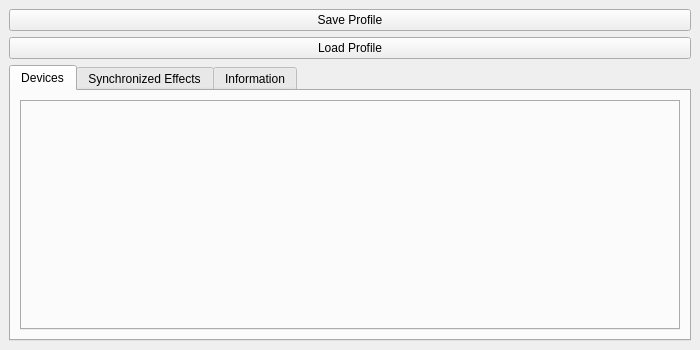
Above: qt/OpenRGBDialog2.ui from CalcProgrammer1/OpenRGB before the change. Below: the same form after it.
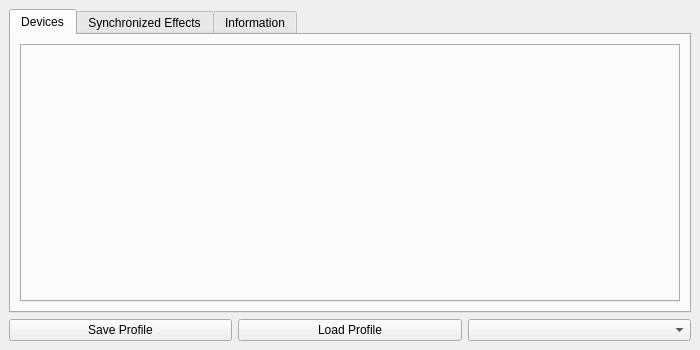
That is the form after the change.

Commit message: Add dialog to name profile.  Save all controllers to a single file.  Add a file header with version number and use extension .orp for OpenRgb Profile

Patch:
```diff
--- a/qt/OpenRGBDialog2.ui
+++ b/qt/OpenRGBDialog2.ui
@@ -15,14 +15,24 @@
   </property>
   <widget class="QWidget" name="centralWidget">
    <layout class="QGridLayout" name="gridLayout">
-    <item row="0" column="0">
+    <item row="3" column="1">
+     <widget class="QPushButton" name="ButtonLoadProfile">
+      <property name="text">
+       <string>Load Profile</string>
+      </property>
+     </widget>
+    </item>
+    <item row="3" column="0">
      <widget class="QPushButton" name="ButtonSaveProfile">
       <property name="text">
        <string>Save Profile</string>
       </property>
      </widget>
     </item>
-    <item row="2" column="0">
+    <item row="3" column="2">
+     <widget class="QComboBox" name="comboBox"/>
+    </item>
+    <item row="2" column="0" colspan="3">
      <widget class="QTabWidget" name="MainTabBar">
       <property name="tabShape">
        <enum>QTabWidget::Rounded</enum>
@@ -41,7 +51,7 @@
         <string>Devices</string>
        </attribute>
        <layout class="QGridLayout" name="gridLayout_3">
-        <item row="0" column="0">
+        <item row="1" column="0">
          <widget class="QTabWidget" name="DevicesTabBar">
           <property name="tabPosition">
            <enum>QTabWidget::West</enum>
@@ -86,13 +96,6 @@
       </widget>
      </widget>
     </item>
-    <item row="1" column="0">
-     <widget class="QPushButton" name="ButtonLoadProfile">
-      <property name="text">
-       <string>Load Profile</string>
-      </property>
-     </widget>
-    </item>
    </layout>
   </widget>
  </widget>
```
The commit also changes 5 other files.
